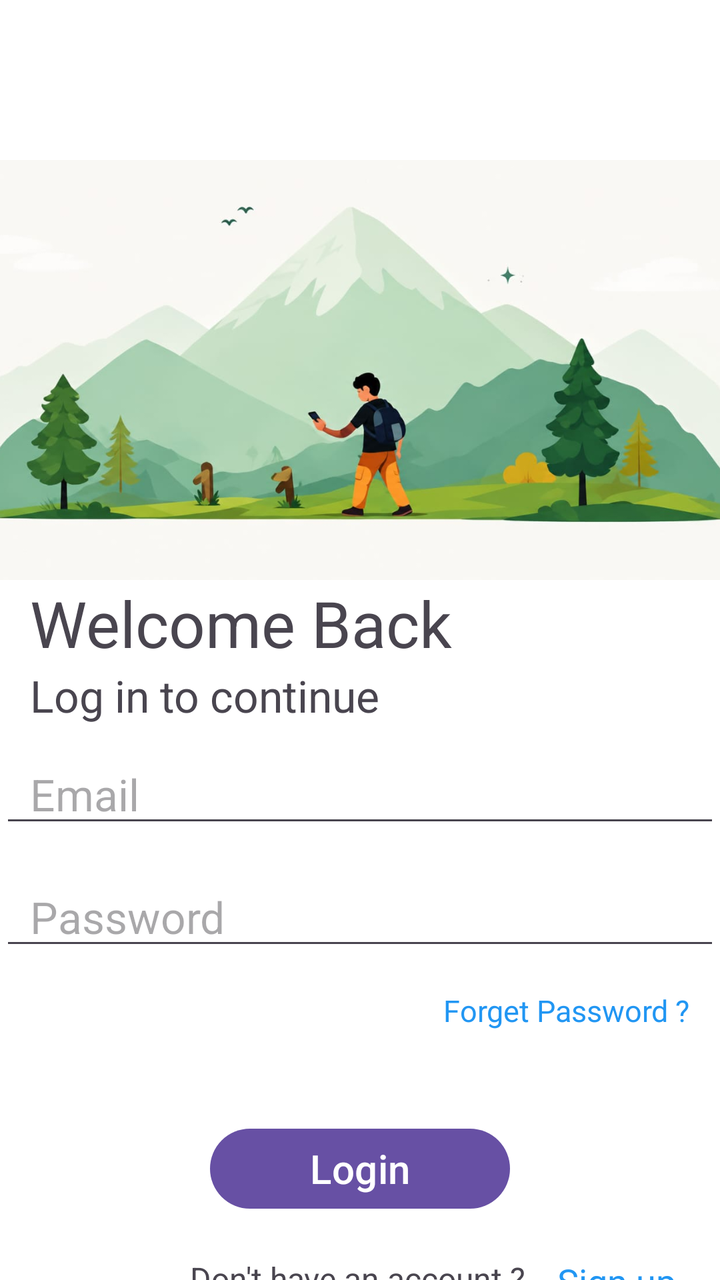
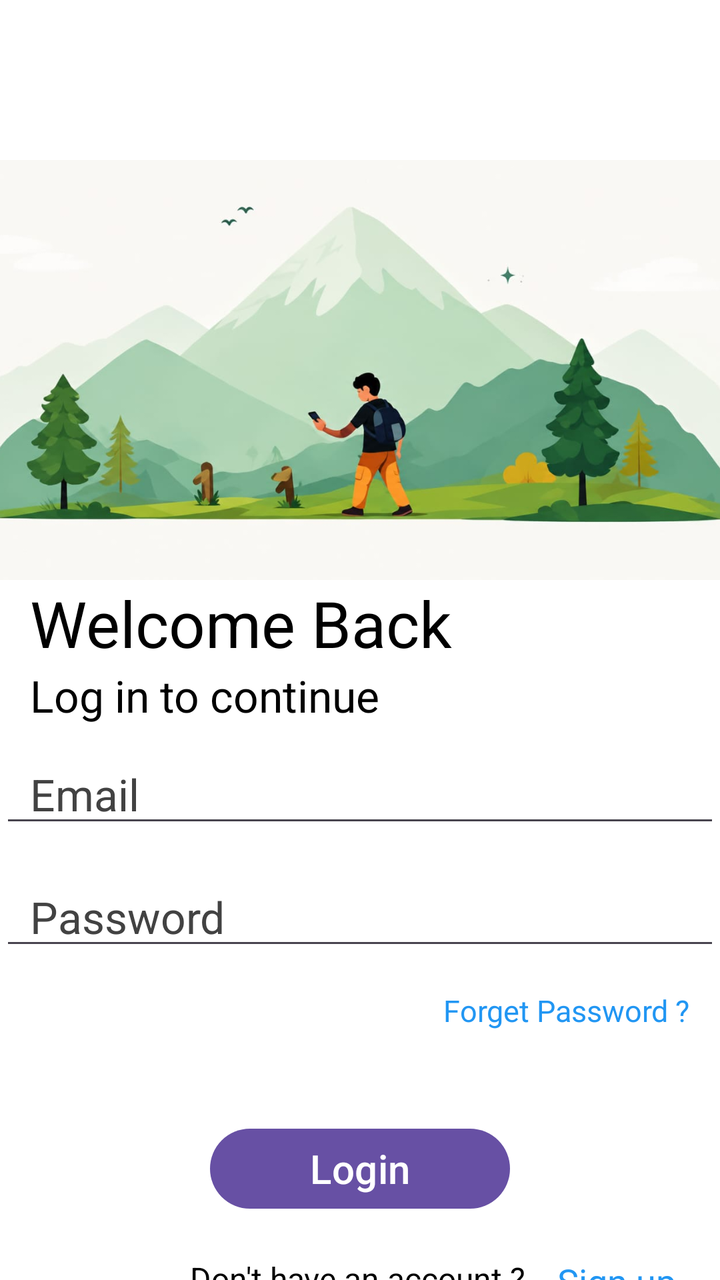

Screens rendered from an Android XML layout before and after an edit, with the pre-edit source and the edit as a unified diff.
<!-- AndroidManifest.xml: application theme Theme.TrailSplit -->
<!-- res/layout/activity_main.xml -->
<?xml version="1.0" encoding="utf-8"?>
<androidx.constraintlayout.widget.ConstraintLayout xmlns:android="http://schemas.android.com/apk/res/android"
    xmlns:app="http://schemas.android.com/apk/res-auto"
    xmlns:tools="http://schemas.android.com/tools"
    android:id="@+id/main"
    android:layout_width="match_parent"
    android:layout_height="match_parent"
    tools:context=".MainActivity"
    android:background="@color/white">

    <ImageView
        android:id="@+id/loginheader"
        android:contentDescription="@null"
        android:layout_width="match_parent"
        android:layout_height="210dp"
        android:layout_marginTop="80dp"
        android:scaleType="centerCrop"
        android:src="@drawable/login"
        app:layout_constraintTop_toTopOf="parent"


        />

    <TextView
        android:id="@+id/welcome"
        android:layout_width="wrap_content"
        android:layout_height="wrap_content"
        android:text="Welcome Back "
        android:textSize="32sp"
        app:layout_constraintTop_toBottomOf="@id/loginheader"
        app:layout_constraintStart_toStartOf="@id/loginheader"
        android:paddingLeft="15dp"
        />

    <TextView
        android:id="@+id/statement"
        android:layout_width="wrap_content"
        android:layout_height="wrap_content"
        android:text="Log in to continue"
        android:textSize="22sp"
        android:paddingLeft="15dp"
        app:layout_constraintTop_toBottomOf="@id/welcome"
        app:layout_constraintStart_toStartOf="@id/welcome"


        />

        <EditText
            android:id="@+id/email"
            android:layout_width="match_parent"
            android:layout_height="wrap_content"

            android:hint="Email"

            android:textSize="22sp"
            android:paddingTop="20dp"
            android:paddingLeft="15dp"
            app:layout_constraintTop_toBottomOf="@id/statement"
            app:layout_constraintStart_toStartOf="@id/statement"

            />

    <EditText
        android:id="@+id/password"
        android:layout_width="match_parent"
        android:layout_height="wrap_content"

        android:hint="Password"

        android:textSize="22sp"
        android:paddingTop="25dp"
        android:paddingLeft="15dp"
        app:layout_constraintTop_toBottomOf="@id/email"
        app:layout_constraintStart_toStartOf="@id/email"

        />

    <TextView
        android:id="@+id/fogetpassword"
        android:layout_width="wrap_content"
        android:layout_height="wrap_content"
        android:text="Forget Password ?"
        android:textSize="15dp"
        android:textColor="#2196F3"
        android:layout_marginTop="15dp"
        app:layout_constraintTop_toBottomOf="@id/password"
        app:layout_constraintEnd_toEndOf="parent"
        android:layout_marginRight="15dp"
        />



    <Button
        android:id="@+id/btn"
        android:layout_width="150dp"
        android:layout_height="wrap_content"
        android:text="Login"
        android:textSize="20sp"
        android:layout_marginTop="45dp"


        app:layout_constraintTop_toBottomOf="@id/fogetpassword"
        app:layout_constraintStart_toStartOf="parent"
        app:layout_constraintEnd_toEndOf="parent"
        />
    <TextView
        android:id="@+id/account"
        android:layout_width="wrap_content"
        android:layout_height="wrap_content"
        android:text="Don't have an account ? "
        android:textSize="16dp"
        android:paddingTop="20dp"
        app:layout_constraintTop_toBottomOf="@id/btn"
        android:paddingLeft="95dp"
        app:layout_constraintStart_toStartOf="parent"



        />
    <TextView
        android:id="@+id/sign"
        android:layout_width="wrap_content"
        android:layout_height="wrap_content"
        android:text="Sign up"
        android:textSize="18dp"
        app:layout_constraintStart_toEndOf="@id/account"
        app:layout_constraintTop_toBottomOf="@id/btn"
        android:paddingTop="20dp"
        android:paddingLeft="12dp"
        android:textColor="#2196F3"
        />
</androidx.constraintlayout.widget.ConstraintLayout>
<!-- resources referenced by this layout -->
<resources>
  <color name="white">#FFFFFFFF</color>
  <!-- drawable login: jpeg bitmap (drawable, 42846 bytes) -->
  <style name="Theme.TrailSplit" parent="Base.Theme.TrailSplit" />
  <style name="Base.Theme.TrailSplit" parent="Theme.Material3.DayNight.NoActionBar">
          
          
      </style>
</resources>

<!-- the commit's change to res/layout/activity_main.xml (unified diff, before → after) -->
@@ -26,6 +26,7 @@
         android:layout_width="wrap_content"
         android:layout_height="wrap_content"
         android:text="Welcome Back "
+        android:textColor="@color/black"
         android:textSize="32sp"
         app:layout_constraintTop_toBottomOf="@id/loginheader"
         app:layout_constraintStart_toStartOf="@id/loginheader"
@@ -37,6 +38,7 @@
         android:layout_width="wrap_content"
         android:layout_height="wrap_content"
         android:text="Log in to continue"
+        android:textColor="@color/black"
         android:textSize="22sp"
         android:paddingLeft="15dp"
         app:layout_constraintTop_toBottomOf="@id/welcome"
@@ -51,6 +53,7 @@
             android:layout_height="wrap_content"
 
             android:hint="Email"
+           android:textColorHint="@color/cardview_dark_background"
 
             android:textSize="22sp"
             android:paddingTop="20dp"
@@ -66,6 +69,7 @@
         android:layout_height="wrap_content"
 
         android:hint="Password"
+        android:textColorHint="@color/cardview_dark_background"
 
         android:textSize="22sp"
         android:paddingTop="25dp"
@@ -109,6 +113,7 @@
         android:layout_height="wrap_content"
         android:text="Don't have an account ? "
         android:textSize="16dp"
+        android:textColor="@color/black"
         android:paddingTop="20dp"
         app:layout_constraintTop_toBottomOf="@id/btn"
         android:paddingLeft="95dp"
<!-- resource entries referenced after the edit -->
@@ -1,5 +1,6 @@
 <!-- resources referenced by this layout -->
 <resources>
+  <color name="black">#FF000000</color>
   <color name="white">#FFFFFFFF</color>
   <!-- drawable login: jpeg bitmap (drawable, 42846 bytes) -->
   <style name="Theme.TrailSplit" parent="Base.Theme.TrailSplit" />
